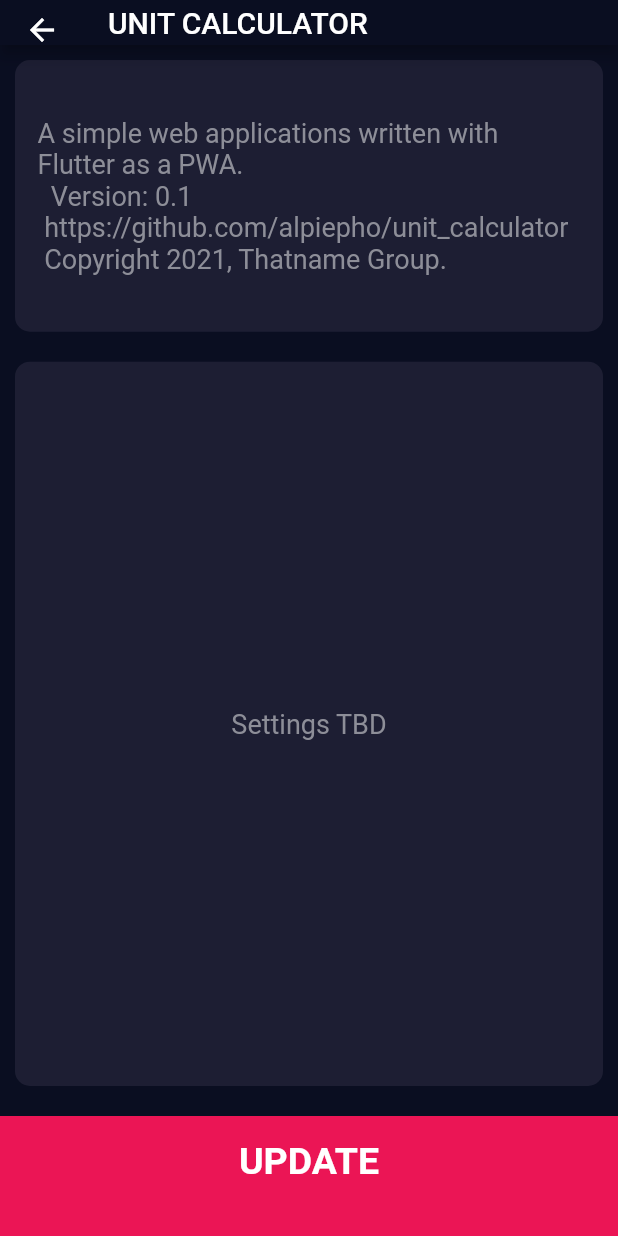
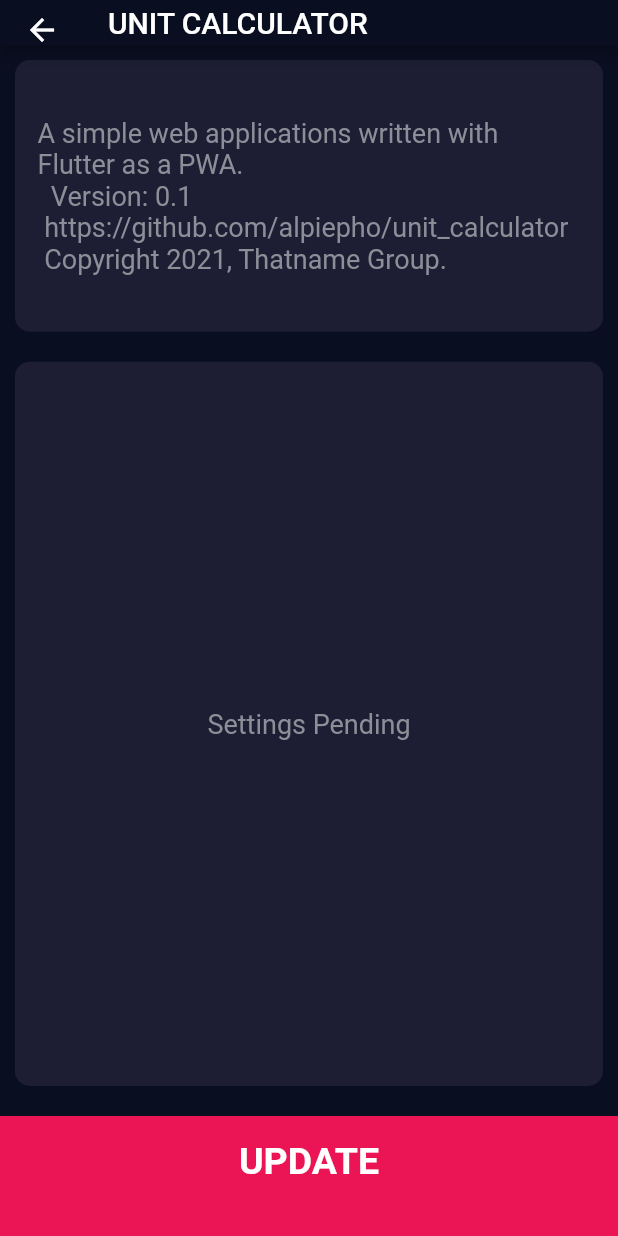
Before and after one commit to alpiepho/unit_calculator, a Flutter app: the SettingsPage screen opened directly with empty values, on a phone screen of 412 x 824 dp. Run offline on Flutter 3.47's test engine with Material 2 defaults, Android fonts, the phone set to English and light mode, and no system bars; our stand-ins replace font_awesome_flutter; missing offline and left inert: flutter_material_pickers.

Commit message:
update README

```diff
--- a/lib/screens/settings_page.dart
+++ b/lib/screens/settings_page.dart
@@ -55,7 +55,7 @@ class SettingsPage extends StatelessWidget {
                       crossAxisAlignment: CrossAxisAlignment.center,
                       children: <Widget>[
                         Text(
-                          "Settings TBD",
+                          "Settings Pending",
                           style: kLabelTextStyle,
                         ),
                       ],
```
Also changed, not shown: 1 other file.
